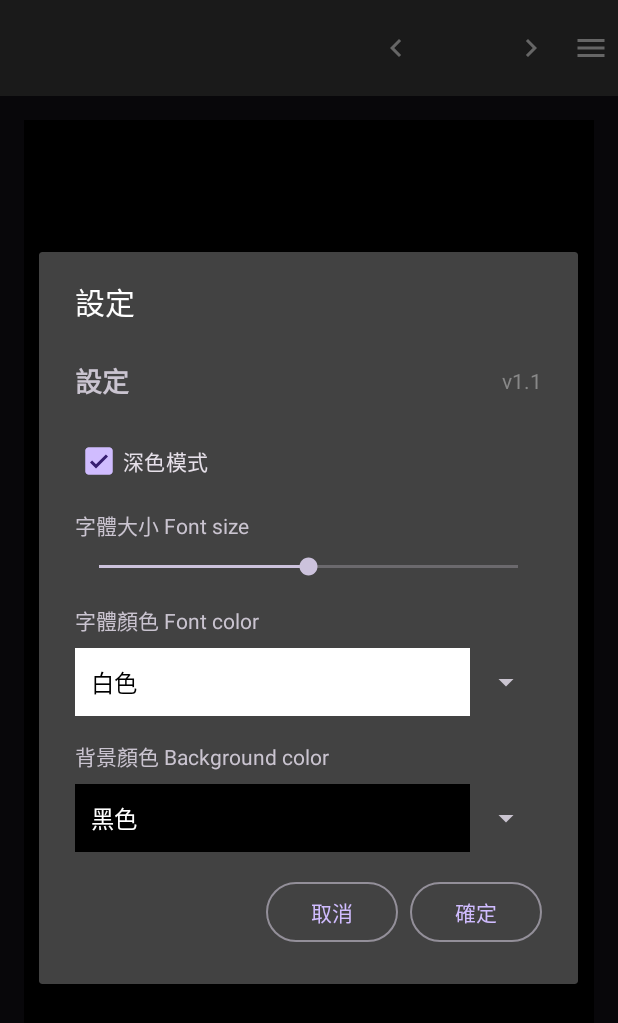
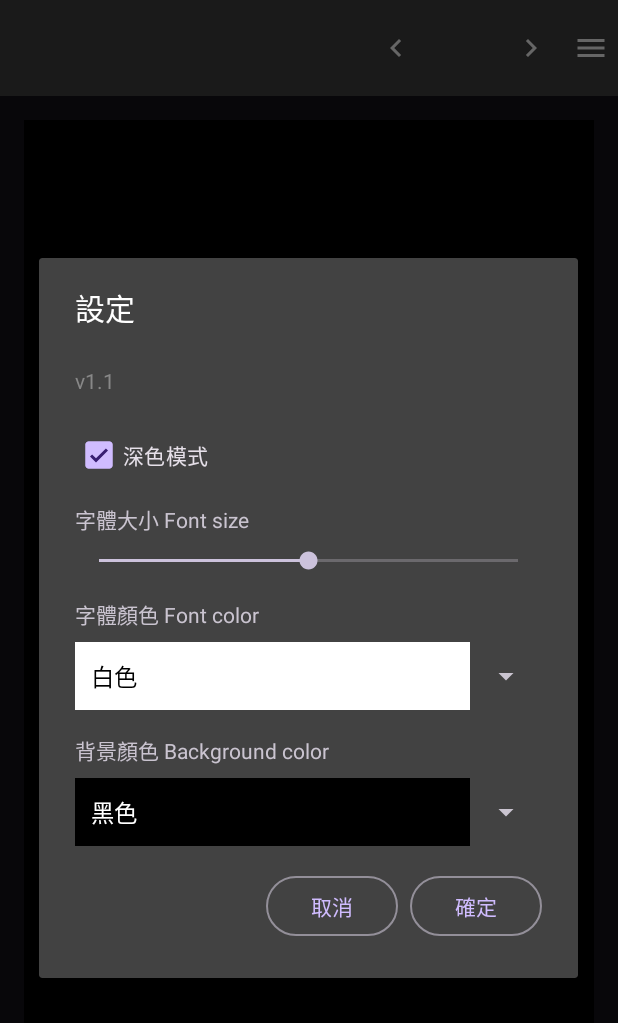
Before and after one commit to samhwy/thebible, an Android app: the screen it shows after launch (MainActivity), in the side drawer, after a tap on "設定", on a phone screen of 412 x 824 dp. Shown: the top 1023 px of the screen. Run offline under Robolectric (Android 15) with nearby library versions, the phone set to English and light mode, and no system bars; our stand-ins replace Dagger/Hilt's generated code, Room's generated code, navigation-ui.

Commit message:
1. fix crach when toggle darkmode at bookmark page. 2. remove duplicated setting text. 3. improve bilingual.

```diff
--- a/app/src/main/java/com/sam/thebible/MainActivity.kt
+++ b/app/src/main/java/com/sam/thebible/MainActivity.kt
@@ -221,11 +221,17 @@ class MainActivity : AppCompatActivity(), NavigationView.OnNavigationItemSelecte
             .setView(dialogView)
             .create()
 
-        dialogView.findViewById<android.view.View>(R.id.btnCancel).setOnClickListener {
+        val btnCancel = dialogView.findViewById<android.widget.Button>(R.id.btnCancel)
+        val btnOk = dialogView.findViewById<android.widget.Button>(R.id.btnOk)
+
+        btnCancel.text = getString(if (isEnglish) R.string.cancel_en else R.string.cancel)
+        btnOk.text = getString(if (isEnglish) R.string.ok_en else R.string.ok)
+
+        btnCancel.setOnClickListener {
             dialog.dismiss()
         }
 
-        dialogView.findViewById<android.view.View>(R.id.btnOk).setOnClickListener {
+        btnOk.setOnClickListener {
             val needsRestart = cbDarkMode.isChecked != settingsManager.isDarkMode
 
             settingsManager.isDarkMode = cbDarkMode.isChecked
@@ -403,6 +409,7 @@ class MainActivity : AppCompatActivity(), NavigationView.OnNavigationItemSelecte
     }
 
     private fun updateMenuLanguage(languageMode: Int) {
+        binding.navView.post {
             val menu = binding.navView.menu
             val isEnglish = languageMode == 1 // 0=Chinese, 1=English, 2=Both(Chinese menu)
 
@@ -412,6 +419,7 @@ class MainActivity : AppCompatActivity(), NavigationView.OnNavigationItemSelecte
             menu.findItem(R.id.nav_import_bookmarks)?.title = getString(if (isEnglish) R.string.import_bookmarks_en else R.string.import_bookmarks)
             menu.findItem(R.id.nav_settings)?.title = getString(if (isEnglish) R.string.settings_en else R.string.settings)
         }
+    }
 
     override fun onSupportNavigateUp(): Boolean {
         return super.onSupportNavigateUp()
--- a/app/src/main/res/layout/dialog_settings.xml
+++ b/app/src/main/res/layout/dialog_settings.xml
@@ -10,14 +10,6 @@
         android:layout_height="wrap_content"
         android:orientation="horizontal"
         android:layout_marginBottom="16dp">
-
-        <TextView
-            android:layout_width="0dp"
-            android:layout_height="wrap_content"
-            android:layout_weight="1"
-            android:text="@string/settings"
-            android:textSize="18sp"
-            android:textStyle="bold" />
 
         <TextView
             android:id="@+id/tvVersion"
```
Lines whose indentation alone changed are shown as unchanged.
